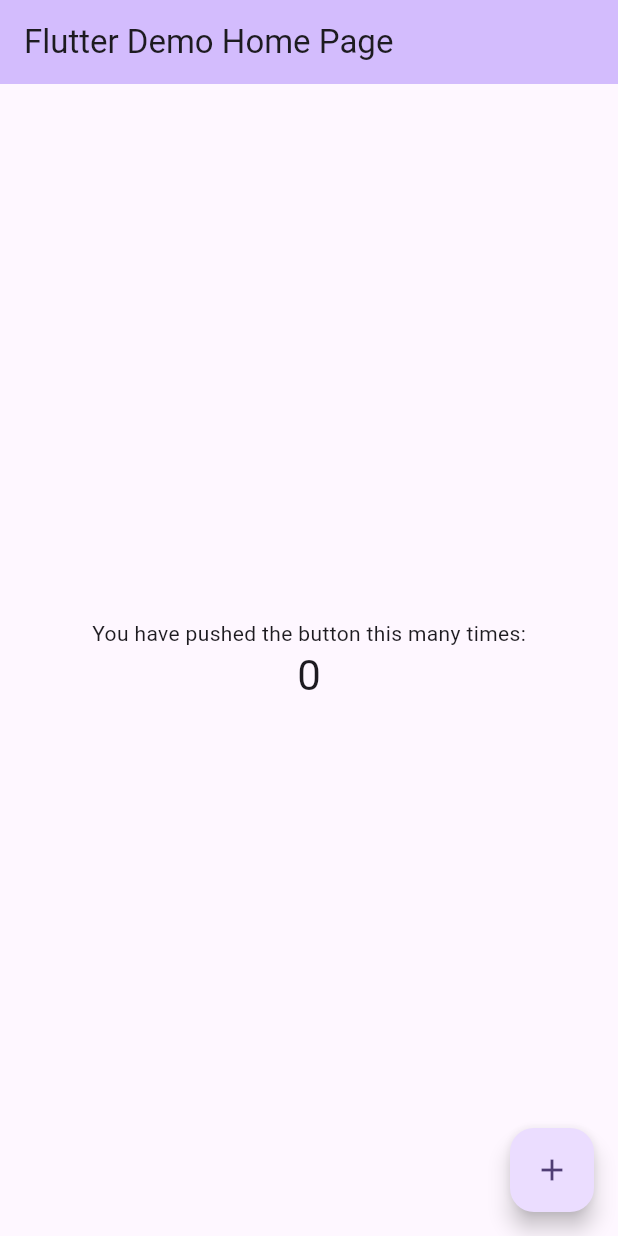
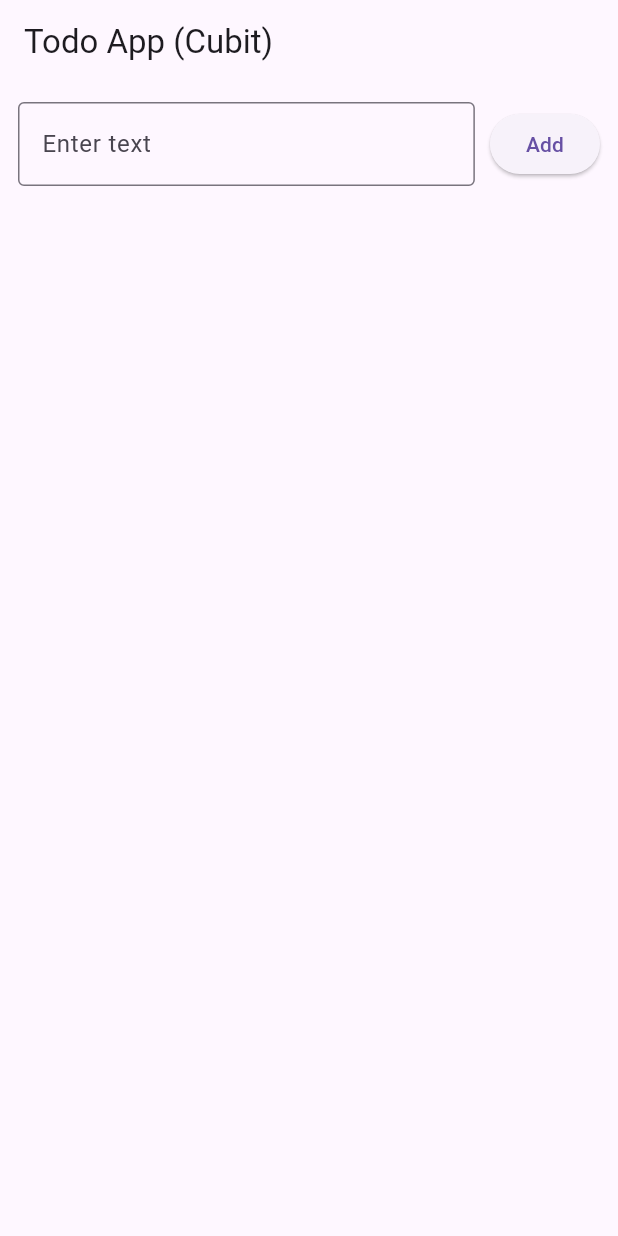
Before and after one commit to Abderrahamane/flutter-tutorial, a Flutter app: the screen it shows after launch, on a phone screen of 412 x 824 dp. Run offline on Flutter 3.47's test engine with Material 3 defaults, Android fonts, the phone set to English and light mode, and no system bars; our stand-ins replace equatable, flutter_bloc.

Commit message:
Add todo app with Cubit state management
Implemented a basic todo app using flutter_bloc Cubit for state management. Added Todo model, Cubit, and state classes. Created a HomeScreen with add, toggle, and delete functionality for todos. Updated .gitignore to exclude .idea and XML files. Cleaned up main.dart to use the new HomeScreen. Updated dependencies in pubspec.yaml to include flutter_bloc and equatable.

```diff
--- /dev/null
+++ b/lib/cubit/todo_cubit.dart
@@ -0,0 +1,28 @@
+import 'package:flutter_bloc/flutter_bloc.dart';
+import 'todo_state.dart';
+import '../models/todo_model.dart';
+
+class TodoCubit extends Cubit<TodoState> {
+  TodoCubit() : super(TodoState.initial());
+
+  void addTodo(String title) {
+    final newTodo = Todo(title: title);
+    final updatedList = [...state.todos, newTodo];
+    emit(state.copyWith(todos: updatedList));
+  }
+
+  void toggleTodo(int index) {
+    final todo = state.todos[index];
+    final updatedTodo = todo.copyWith(isDone: !todo.isDone);
+
+    final updatedList = [...state.todos];
+    updatedList[index] = updatedTodo;
+
+    emit(state.copyWith(todos: updatedList));
+  }
+
+  void deleteTodo(int index) {
+    final updatedList = [...state.todos]..removeAt(index);
+    emit(state.copyWith(todos: updatedList));
+  }
+}
--- /dev/null
+++ b/lib/cubit/todo_state.dart
@@ -0,0 +1,21 @@
+import 'package:equatable/equatable.dart';
+import '../models/todo_model.dart';
+
+class TodoState extends Equatable {
+  final List<Todo> todos;
+
+  const TodoState({required this.todos});
+
+  factory TodoState.initial() {
+    return const TodoState(todos: []);
+  }
+
+  TodoState copyWith({List<Todo>? todos}) {
+    return TodoState(
+      todos: todos ?? this.todos,
+    );
+  }
+
+  @override
+  List<Object?> get props => [todos];
+}
--- a/lib/main.dart
+++ b/lib/main.dart
@@ -1,122 +1,8 @@
 import 'package:flutter/material.dart';
+import 'package:untitled3/screens/home_screen.dart';
 
 void main() {
-  runApp(const MyApp());
+  runApp(MaterialApp(
+    home: HomeScreen(),
+  ));
 }
-
-class MyApp extends StatelessWidget {
-  const MyApp({super.key});
-
-  // This widget is the root of your application.
-  @override
-  Widget build(BuildContext context) {
-    return MaterialApp(
-      title: 'Flutter Demo',
-      theme: ThemeData(
-        // This is the theme of your application.
-        //
-        // TRY THIS: Try running your application with "flutter run". You'll see
-        // the application has a purple toolbar. Then, without quitting the app,
-        // try changing the seedColor in the colorScheme below to Colors.green
-        // and then invoke "hot reload" (save your changes or press the "hot
-        // reload" button in a Flutter-supported IDE, or press "r" if you used
-        // the command line to start the app).
-        //
-        // Notice that the counter didn't reset back to zero; the application
-        // state is not lost during the reload. To reset the state, use hot
-        // restart instead.
-        //
-        // This works for code too, not just values: Most code changes can be
-        // tested with just a hot reload.
-        colorScheme: .fromSeed(seedColor: Colors.deepPurple),
-      ),
-      home: const MyHomePage(title: 'Flutter Demo Home Page'),
-    );
-  }
-}
-
-class MyHomePage extends StatefulWidget {
-  const MyHomePage({super.key, required this.title});
-
-  // This widget is the home page of your application. It is stateful, meaning
-  // that it has a State object (defined below) that contains fields that affect
-  // how it looks.
-
-  // This class is the configuration for the state. It holds the values (in this
-  // case the title) provided by the parent (in this case the App widget) and
-  // used by the build method of the State. Fields in a Widget subclass are
-  // always marked "final".
-
-  final String title;
-
-  @override
-  State<MyHomePage> createState() => _MyHomePageState();
-}
-
-class _MyHomePageState extends State<MyHomePage> {
-  int _counter = 0;
-
-  void _incrementCounter() {
-    setState(() {
-      // This call to setState tells the Flutter framework that something has
-      // changed in this State, which causes it to rerun the build method below
-      // so that the display can reflect the updated values. If we changed
-      // _counter without calling setState(), then the build method would not be
-      // called again, and so nothing would appear to happen.
-      _counter++;
-    });
-  }
-
-  @override
-  Widget build(BuildContext context) {
-    // This method is rerun every time setState is called, for instance as done
-    // by the _incrementCounter method above.
-    //
-    // The Flutter framework has been optimized to make rerunning build methods
-    // fast, so that you can just rebuild anything that needs updating rather
-    // than having to individually change instances of widgets.
-    return Scaffold(
-      appBar: AppBar(
-        // TRY THIS: Try changing the color here to a specific color (to
-        // Colors.amber, perhaps?) and trigger a hot reload to see the AppBar
-        // change color while the other colors stay the same.
-        backgroundColor: Theme.of(context).colorScheme.inversePrimary,
-        // Here we take the value from the MyHomePage object that was created by
-        // the App.build method, and use it to set our appbar title.
-        title: Text(widget.title),
-      ),
-      body: Center(
-        // Center is a layout widget. It takes a single child and positions it
-        // in the middle of the parent.
-        child: Column(
-          // Column is also a layout widget. It takes a list of children and
-          // arranges them vertically. By default, it sizes itself to fit its
-          // children horizontally, and tries to be as tall as its parent.
-          //
-          // Column has various properties to control how it sizes itself and
-          // how it positions its children. Here we use mainAxisAlignment to
-          // center the children vertically; the main axis here is the vertical
-          // axis because Columns are vertical (the cross axis would be
-          // horizontal).
-          //
-          // TRY THIS: Invoke "debug painting" (choose the "Toggle Debug Paint"
-          // action in the IDE, or press "p" in the console), to see the
-          // wireframe for each widget.
-          mainAxisAlignment: .center,
-          children: [
-            const Text('You have pushed the button this many times:'),
-            Text(
-              '$_counter',
-              style: Theme.of(context).textTheme.headlineMedium,
-            ),
-          ],
-        ),
-      ),
-      floatingActionButton: FloatingActionButton(
-        onPressed: _incrementCounter,
-        tooltip: 'Increment',
-        child: const Icon(Icons.add),
-      ),
-    );
-  }
-}
--- /dev/null
+++ b/lib/models/todo_model.dart
@@ -0,0 +1,13 @@
+class Todo {
+  final String title;
+  final bool isDone;
+
+  Todo({required this.title, this.isDone = false});
+
+  Todo copyWith({String? title, bool? isDone}) {
+    return Todo(
+      title: title ?? this.title,
+      isDone: isDone ?? this.isDone,
+    );
+  }
+}
--- /dev/null
+++ b/lib/screens/home_screen.dart
@@ -0,0 +1,84 @@
+import 'package:flutter/material.dart';
+import 'package:flutter_bloc/flutter_bloc.dart';
+import '../cubit/todo_cubit.dart';
+import '../cubit/todo_state.dart';
+
+
+class HomeScreen extends StatelessWidget {
+  final TextEditingController controller = TextEditingController();
+
+  @override
+  Widget build(BuildContext context){
+    return BlocProvider(
+      create: (_) => TodoCubit(),
+      child: Scaffold(
+        appBar: AppBar(title: Text("Todo App (Cubit)")),
+        body: Column(
+          children: [
+            Padding(
+              padding: const EdgeInsets.all(12.0),
+              child: Row(
+                children: [
+                  Expanded(
+                      child: TextField(
+                        controller: controller,
+                        decoration: InputDecoration(
+                          labelText: 'Enter text',
+                          border: OutlineInputBorder(),
+                        ),
+                      ),
+                  ),
+                  SizedBox(width: 10),
+                  ElevatedButton(
+                      onPressed: (){
+                        if (controller.text.isNotEmpty){
+                          context.read<TodoCubit>().addTodo(controller.text);
+                          controller.clear();
+                        }
+                      },
+                      child: Text("Add"),
+                  ),
+                ],
+              ),
+            ),
+
+            Expanded(
+                child: BlocBuilder<TodoCubit, TodoState>(
+                  builder: (conntext, state){
+                    return ListView.builder(
+                        itemCount: state.todos.length,
+                        itemBuilder: (context, index){
+                          final todo = state.todos[index];
+                          return ListTile(
+                            title: Text(
+                              todo.title,
+                              style: TextStyle(
+                                decoration: todo.isDone
+                                    ? TextDecoration.lineThrough
+                                    : TextDecoration.none,
+                              ),
+                            ),
+                            leading: Checkbox(
+                                value: todo.isDone,
+                                onChanged: (value) {
+                                  context.read<TodoCubit>().toggleTodo(index);
+                                }
+                            ),
+                            trailing: IconButton(
+                                onPressed: () {
+                                  context.read<TodoCubit>().deleteTodo(index);
+                                },
+                                icon: Icon(Icons.delete, color: Colors.red)
+                            ),
+                          );
+                        }
+                    );
+                  },
+                )
+            ),
+          ],
+        ),
+      ),
+    );
+  }
+}
--- a/pubspec.yaml
+++ b/pubspec.yaml
@@ -30,6 +30,9 @@ environment:
 dependencies:
   flutter:
     sdk: flutter
+
+  flutter_bloc: ^8.1.4
+  equatable: ^2.0.5
 
   # The following adds the Cupertino Icons font to your application.
   # Use with the CupertinoIcons class for iOS style icons.
```
Also changed, not shown: 2 other files.
